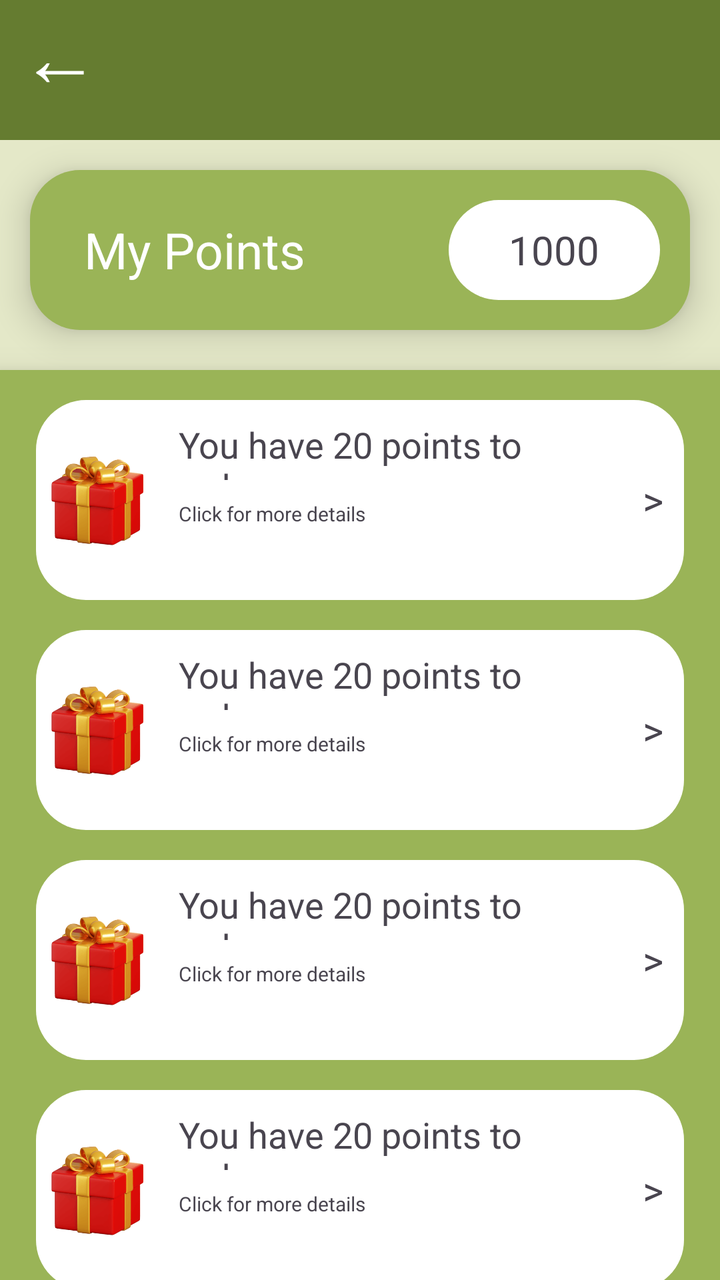
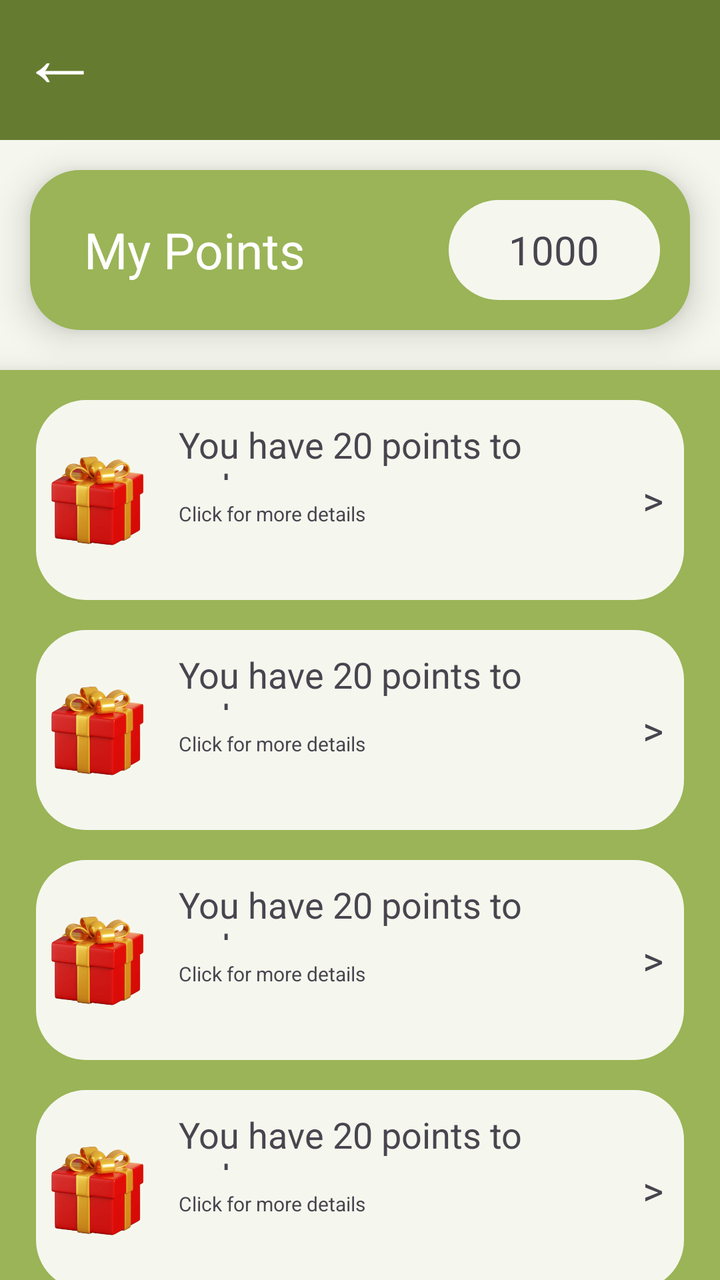

An Android layout rendered at two revisions. The XML below is the earlier revision; the diff shows what the commit changed to produce the second picture.
<!-- AndroidManifest.xml: application theme Theme.Gamstop -->
<!-- res/layout/activity_reward_page.xml -->
<?xml version="1.0" encoding="utf-8"?>
<FrameLayout xmlns:android="http://schemas.android.com/apk/res/android"
    xmlns:app="http://schemas.android.com/apk/res-auto"
    xmlns:tools="http://schemas.android.com/tools"
    android:id="@+id/main"
    android:layout_width="match_parent"
    android:layout_height="match_parent"
    android:orientation="vertical"
    android:background="#9AB457"
    tools:context=".MainActivity">

    <LinearLayout
    android:layout_width="match_parent"
    android:layout_height="wrap_content"
        android:orientation="vertical"
    android:background="#E4E8C8">

    <TextView
        android:layout_width="match_parent"
        android:layout_height="70dp"
        android:background="#FF657C30"
        android:text="←"
        android:gravity="center"
        android:paddingRight="300dp"
        android:paddingBottom="15dp"
        android:textSize="40dp"
        android:textColor="@color/white"/>

        <LinearLayout
            android:layout_width="match_parent"
            android:layout_marginTop="115dp"
            android:layout_height="match_parent"
            android:background="#9AB457"
            android:elevation="10dp"
            android:orientation="vertical">

        <include layout="@layout/item_rewardlayout"/>
        <include layout="@layout/item_rewardlayout"/>
        <include layout="@layout/item_rewardlayout"/>
        <include layout="@layout/item_rewardlayout"/>


        </LinearLayout>
    </LinearLayout>
    <LinearLayout
        android:layout_width="match_parent"
        android:layout_height="80dp"
        android:layout_marginLeft="15dp"
        android:layout_marginTop="85dp"
        android:layout_marginRight="15dp"
        android:background="@drawable/rounded_corner"
        android:backgroundTint="#9AB457"
        android:elevation="10dp"
        android:textColor="@color/white">

        <TextView
            android:layout_width="match_parent"
            android:layout_height="match_parent"
            android:layout_weight="0.7"
            android:fontFamily="sans-serif"
            android:gravity="center"
            android:paddingRight="30dp"
            android:text="My Points"
            android:textColor="@color/white"
            android:textSize="25dp" />

        <TextView
            android:layout_width="match_parent"
            android:layout_height="match_parent"
            android:layout_margin="15dp"
            android:layout_weight="1"
            android:background="@drawable/rounded_corner"
            android:backgroundTint="@color/white"
            android:gravity="center"
            android:text="1000"
            android:textSize="20dp" />

    </LinearLayout>
</FrameLayout>
<!-- res/layout/item_rewardlayout.xml (included above) -->
<LinearLayout xmlns:android="http://schemas.android.com/apk/res/android"
    xmlns:app="http://schemas.android.com/apk/res-auto"
    xmlns:tools="http://schemas.android.com/tools"
    android:layout_width="match_parent"
    android:layout_height="100dp"
    android:background="@drawable/rounded_corner"
    android:layout_marginTop="15dp"
    android:layout_marginRight="18dp"
    android:layout_marginLeft="18dp"
    android:backgroundTint="@color/white"
    android:orientation="horizontal">


    <ImageView
        android:layout_width="match_parent"
        android:layout_height="match_parent"
        android:layout_weight="0.75"
        android:paddingLeft="5dp"
        android:paddingRight="5dp"
        android:src="@drawable/giftbox"/>
    <LinearLayout
        android:layout_width="match_parent"
        android:layout_height="match_parent"
        android:layout_weight="0.25"
        android:layout_marginRight="10dp"
        android:orientation="vertical">

        <TextView
            android:layout_width="match_parent"
            android:layout_height="match_parent"
            android:layout_weight="0.2"
            android:text="You have 20 points to redeem"
            android:padding="10dp"
            android:fontFamily="sans-serif"
            android:textSize="18dp"/>
        <TextView
            android:layout_width="match_parent"
            android:layout_height="match_parent"
            android:layout_weight="0.2"
            android:text="Click for more details"
            android:paddingLeft="10dp"
            android:textSize="10dp"/>

    </LinearLayout>

    <TextView
        android:layout_width="match_parent"
        android:layout_height="match_parent"
        android:layout_weight="0.85"
        android:text=">"
        android:textSize="20dp"
        android:layout_marginRight="5dp"
        android:gravity="center"
        />

</LinearLayout>
<!-- resources referenced by this layout -->
<resources>
  <color name="white">#FFFFFFFF</color>
  <!-- drawable giftbox: webp bitmap (drawable, 18688 bytes) -->
  <!-- drawable rounded_corner (drawable) -->
  <shape xmlns:android="http://schemas.android.com/apk/res/android">
      <solid android:color="@color/black"/>
      <corners android:radius="25dp"/>
  </shape>
  <style name="Theme.Gamstop" parent="Base.Theme.Gamstop" />
  <color name="black">#FF000000</color>
  <style name="Base.Theme.Gamstop" parent="Theme.Material3.DayNight.NoActionBar">
          
          
      </style>
</resources>

<!-- the commit's change to res/layout/activity_reward_page.xml (unified diff, before → after) -->
@@ -13,7 +13,7 @@
     android:layout_width="match_parent"
     android:layout_height="wrap_content"
         android:orientation="vertical"
-    android:background="#E4E8C8">
+    android:background="#F5F7EE">
 
     <TextView
         android:layout_width="match_parent"
@@ -70,7 +70,7 @@
             android:layout_margin="15dp"
             android:layout_weight="1"
             android:background="@drawable/rounded_corner"
-            android:backgroundTint="@color/white"
+            android:backgroundTint="#F5F7EE"
             android:gravity="center"
             android:text="1000"
             android:textSize="20dp" />
@@ -87,7 +87,7 @@
     android:layout_marginTop="15dp"
     android:layout_marginRight="18dp"
     android:layout_marginLeft="18dp"
-    android:backgroundTint="@color/white"
+    android:backgroundTint="#F5F7EE"
     android:orientation="horizontal">
 
 
